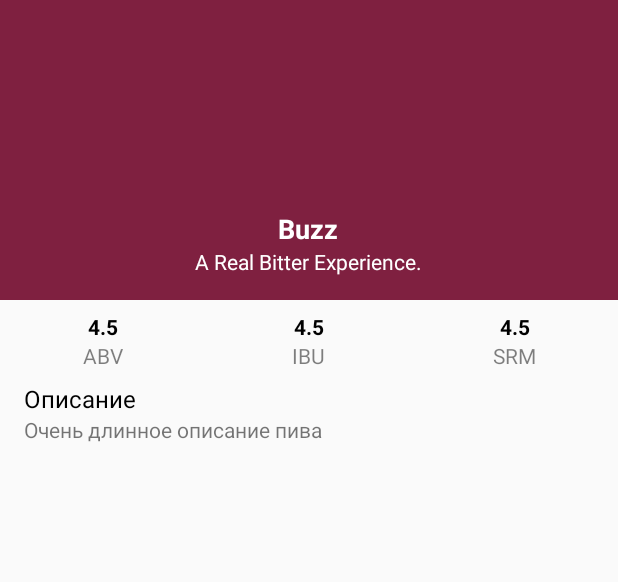
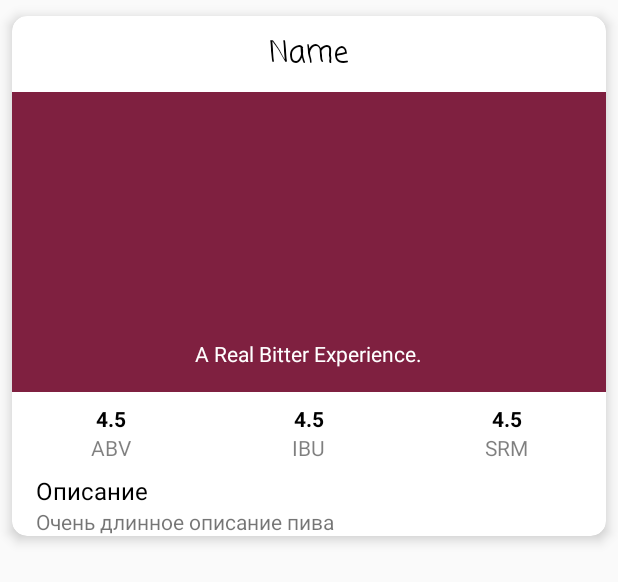
Before and after one commit to russo595/GDG-Android-School, an Android app: the layout beer_holder.xml on its own in the app's theme, with its tools: preview values and no code run, on a phone screen of 412 x 824 dp. Shown: the top 582 px of the screen. Run offline under Robolectric (Android 15) with nearby library versions, the phone set to English and light mode, and no system bars.

```diff
--- a/punk_api_filter/app/build.gradle
+++ b/punk_api_filter/app/build.gradle
@@ -43,4 +43,6 @@ dependencies {
     compile 'com.squareup.picasso:picasso:2.5.2'
 
     compile 'com.android.support:recyclerview-v7:25.3.1'
+    compile 'com.android.support:cardview-v7:25.3.1'
+    compile 'com.crystal:crystalrangeseekbar:1.0.0'
 }
--- a/punk_api_filter/app/src/main/java/com/gdgkazan/punkapi/BeersViewHolder.java
+++ b/punk_api_filter/app/src/main/java/com/gdgkazan/punkapi/BeersViewHolder.java
@@ -17,16 +17,16 @@ public class BeersViewHolder extends RecyclerView.ViewHolder {
     TextView beerDescription;
 
 
+
     public BeersViewHolder(View itemView) {
         super(itemView);
 
         ivBeer = (ImageView) itemView.findViewById(R.id.ivBeer);
-        beerName = (TextView) itemView.findViewById(R.id.tvBeerName);
+        beerName = (TextView) itemView.findViewById(R.id.beerName);
         beerTagLine = (TextView) itemView.findViewById(R.id.tvBeerTagLine);
         beerAbv = (TextView) itemView.findViewById(R.id.tvBeerAbv);
         beerIbu = (TextView) itemView.findViewById(R.id.tvBeerIbu);
         beerSrm = (TextView) itemView.findViewById(R.id.tvBeerSrm);
         beerDescription = (TextView) itemView.findViewById(R.id.tvBeerDescription);
-
     }
 }
--- a/punk_api_filter/app/src/main/res/layout/ac_beer.xml
+++ b/punk_api_filter/app/src/main/res/layout/ac_beer.xml
@@ -1,5 +1,6 @@
 <?xml version="1.0" encoding="utf-8"?>
-<android.support.v4.widget.SwipeRefreshLayout xmlns:android="http://schemas.android.com/apk/res/android"
+<android.support.v4.widget.SwipeRefreshLayout
+    xmlns:android="http://schemas.android.com/apk/res/android"
     xmlns:tools="http://schemas.android.com/tools"
     android:id="@+id/swipeContainer"
     android:layout_width="match_parent"
@@ -11,5 +12,5 @@
         android:layout_width="match_parent"
         android:layout_height="match_parent"
         android:fadeScrollbars="true"
-        android:scrollbars="vertical" />
+        android:scrollbars="vertical"/>
 </android.support.v4.widget.SwipeRefreshLayout>
--- a/punk_api_filter/app/src/main/res/layout/beer_holder.xml
+++ b/punk_api_filter/app/src/main/res/layout/beer_holder.xml
@@ -1,14 +1,35 @@
 <?xml version="1.0" encoding="utf-8"?>
-<LinearLayout xmlns:android="http://schemas.android.com/apk/res/android"
+<LinearLayout
+    xmlns:android="http://schemas.android.com/apk/res/android"
     xmlns:tools="http://schemas.android.com/tools"
     android:layout_width="match_parent"
     android:layout_height="wrap_content"
+    xmlns:card_view="http://schemas.android.com/apk/res-auto"
     android:orientation="vertical">
+
+    <android.support.v7.widget.CardView
+        android:layout_width="match_parent"
+        android:layout_height="wrap_content"
+        card_view:cardBackgroundColor="@color/white"
+        card_view:cardCornerRadius="10dp"
+        card_view:cardElevation="5dp"
+        card_view:cardUseCompatPadding="true">
 
         <LinearLayout
             android:layout_width="match_parent"
             android:layout_height="wrap_content"
             android:orientation="vertical">
+
+            <TextView
+                android:id="@+id/beerName"
+                android:layout_width="match_parent"
+                android:layout_height="wrap_content"
+                android:fontFamily="casual"
+                android:gravity="center"
+                android:padding="10dp"
+                android:text="@string/name"
+                android:textAppearance="@style/TextAppearance.AppCompat.Widget.ActionBar.Title"
+                android:textColor="@color/black"/>
 
             <FrameLayout
                 android:layout_width="match_parent"
@@ -18,12 +39,13 @@
                     android:id="@+id/ivBeer"
                     android:layout_width="match_parent"
                     android:layout_height="match_parent"
-                tools:src="@color/colorAccent" />
+                    android:contentDescription=""
+                    tools:src="@color/colorAccent"/>
 
                 <View
                     android:layout_width="match_parent"
                     android:layout_height="match_parent"
-                android:background="@color/black_a50" />
+                    android:background="@color/black_a50"/>
 
                 <LinearLayout
                     android:layout_width="wrap_content"
@@ -34,21 +56,12 @@
                     android:orientation="vertical">
 
                     <TextView
-                    android:id="@+id/tvBeerName"
-                    android:layout_width="wrap_content"
-                    android:layout_height="wrap_content"
-                    android:textColor="@color/white"
-                    android:textSize="18sp"
-                    android:textStyle="bold"
-                    tools:text="Buzz" />
-
-                <TextView
                         android:id="@+id/tvBeerTagLine"
                         android:layout_width="wrap_content"
                         android:layout_height="wrap_content"
                         android:textColor="@color/white"
                         android:textSize="14sp"
-                    tools:text="A Real Bitter Experience." />
+                        tools:text="A Real Bitter Experience."/>
 
                 </LinearLayout>
 
@@ -57,6 +70,7 @@
             <LinearLayout
                 android:layout_width="match_parent"
                 android:layout_height="wrap_content"
+                android:baselineAligned="false"
                 android:orientation="horizontal">
 
                 <LinearLayout
@@ -73,14 +87,14 @@
                         android:layout_height="wrap_content"
                         android:textColor="@color/black"
                         android:textStyle="bold"
-                    tools:text="4.5" />
+                        tools:text="4.5"/>
 
                     <TextView
                         android:layout_width="wrap_content"
                         android:layout_height="wrap_content"
                         android:text="@string/beer.abv"
                         android:textAllCaps="true"
-                    android:textColor="@color/black_a50" />
+                        android:textColor="@color/black_a50"/>
 
                 </LinearLayout>
 
@@ -98,14 +112,14 @@
                         android:layout_height="wrap_content"
                         android:textColor="@color/black"
                         android:textStyle="bold"
-                    tools:text="4.5" />
+                        tools:text="4.5"/>
 
                     <TextView
                         android:layout_width="wrap_content"
                         android:layout_height="wrap_content"
                         android:text="@string/beer.ibu"
                         android:textAllCaps="true"
-                    android:textColor="@color/black_a50" />
+                        android:textColor="@color/black_a50"/>
 
                 </LinearLayout>
 
@@ -123,14 +137,14 @@
                         android:layout_height="wrap_content"
                         android:textColor="@color/black"
                         android:textStyle="bold"
-                    tools:text="4.5" />
+                        tools:text="4.5"/>
 
                     <TextView
                         android:layout_width="wrap_content"
                         android:layout_height="wrap_content"
                         android:text="@string/beer.srm"
                         android:textAllCaps="true"
-                    android:textColor="@color/black_a50" />
+                        android:textColor="@color/black_a50"/>
 
                 </LinearLayout>
 
@@ -143,7 +157,7 @@
                 android:paddingStart="16dp"
                 android:text="@string/beer.description"
                 android:textColor="@color/black"
-            android:textSize="16sp" />
+                android:textSize="16sp"/>
 
             <TextView
                 android:id="@+id/tvBeerDescription"
@@ -151,8 +165,8 @@
                 android:layout_height="wrap_content"
                 android:paddingEnd="16dp"
                 android:paddingStart="16dp"
-            tools:text="Очень длинное описание пива" />
+                tools:text="Очень длинное описание пива"/>
 
         </LinearLayout>
-
+    </android.support.v7.widget.CardView>
 </LinearLayout>
--- a/punk_api_filter/app/src/main/res/values/strings.xml
+++ b/punk_api_filter/app/src/main/res/values/strings.xml
@@ -1,7 +1,7 @@
 <resources>
     <string name="app_name">Punk Api</string>
 
-    <string name="menu.network">Урок 3.Работа с сетью</string>
+    <string name="menu.network">Найти</string>
 
     <!-- Beer screen -->
     <string name="beer.abv">abv</string>
@@ -12,5 +12,6 @@
     <!-- Network -->
     <string name="network.loading">Загрузка…</string>
     <string name="network.error">Ошибка запроса</string>
+    <string name="name">Name</string>
 
 </resources>
--- a/punk_api_filter/app/src/main/res/values/styles.xml
+++ b/punk_api_filter/app/src/main/res/values/styles.xml
@@ -8,4 +8,9 @@
         <item name="colorAccent">@color/colorAccent</item>
     </style>
 
+    <style name = "NoActionBar" parent = "@android:style/Theme.Holo.Light">
+        <item name = "android:windowActionBar">false</item>
+        <item name = "android:windowNoTitle">true</item>
+    </style>
+
 </resources>
```
Also changed, not shown: punk_api_filter/app/src/main/AndroidManifest.xml (+7 -6 lines), punk_api_filter/app/src/main/java/com/gdgkazan/punkapi/MainActivity.java (+18 -1 lines), punk_api_filter/app/src/main/java/com/gdgkazan/punkapi/activities/BeersActivity.java (+13 -22 lines), punk_api_filter/app/src/main/java/com/gdgkazan/punkapi/api/BeerApi.java (added, +21 -0 lines), punk_api_filter/app/src/main/java/com/gdgkazan/punkapi/api/BeerService.java (deleted, +0 -24 lines), punk_api_filter/app/src/main/res/layout/ac_main.xml (+78 -3 lines), 1 other file. Lines whose indentation alone changed are shown as unchanged.
